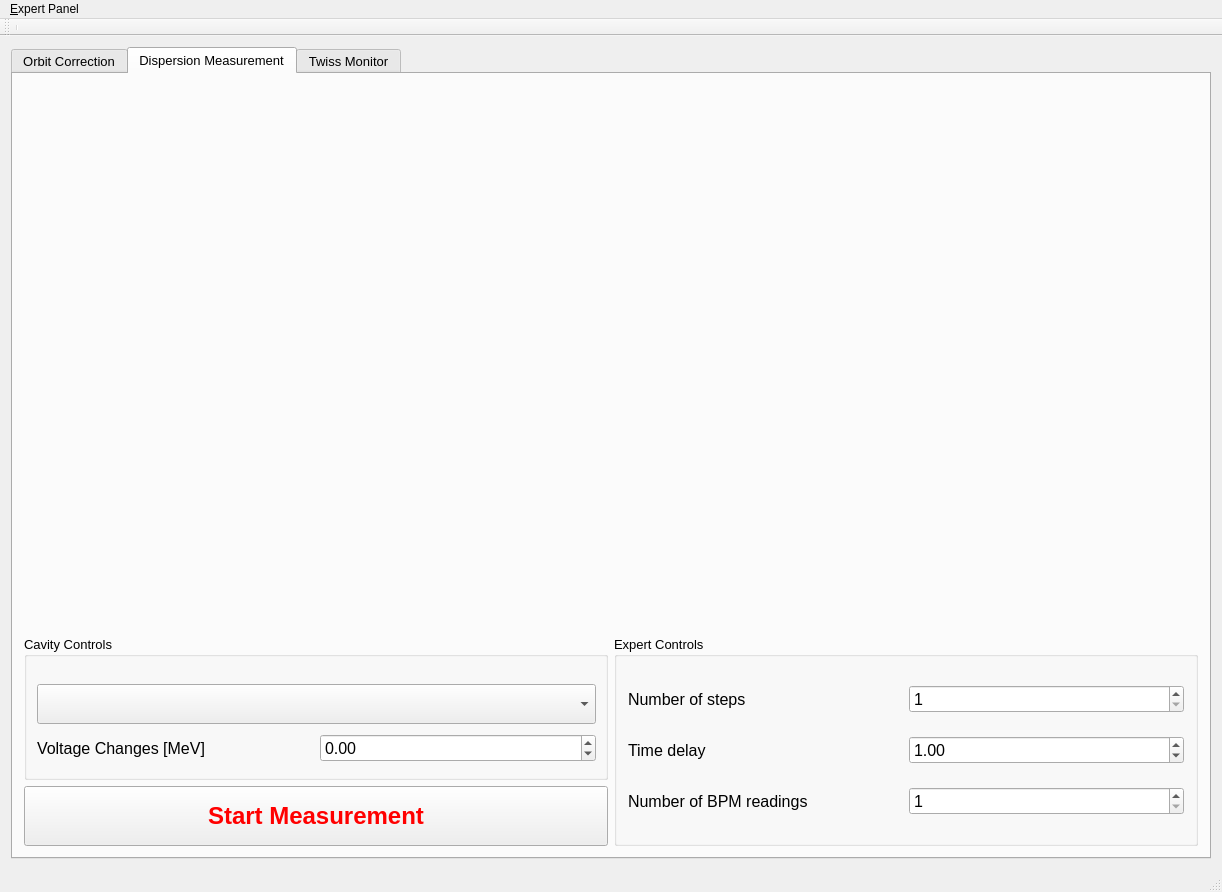
This is gui/UImanul2.ui in sergey-tomin/manul as Qt 5 draws it before an edit. The edited form follows.
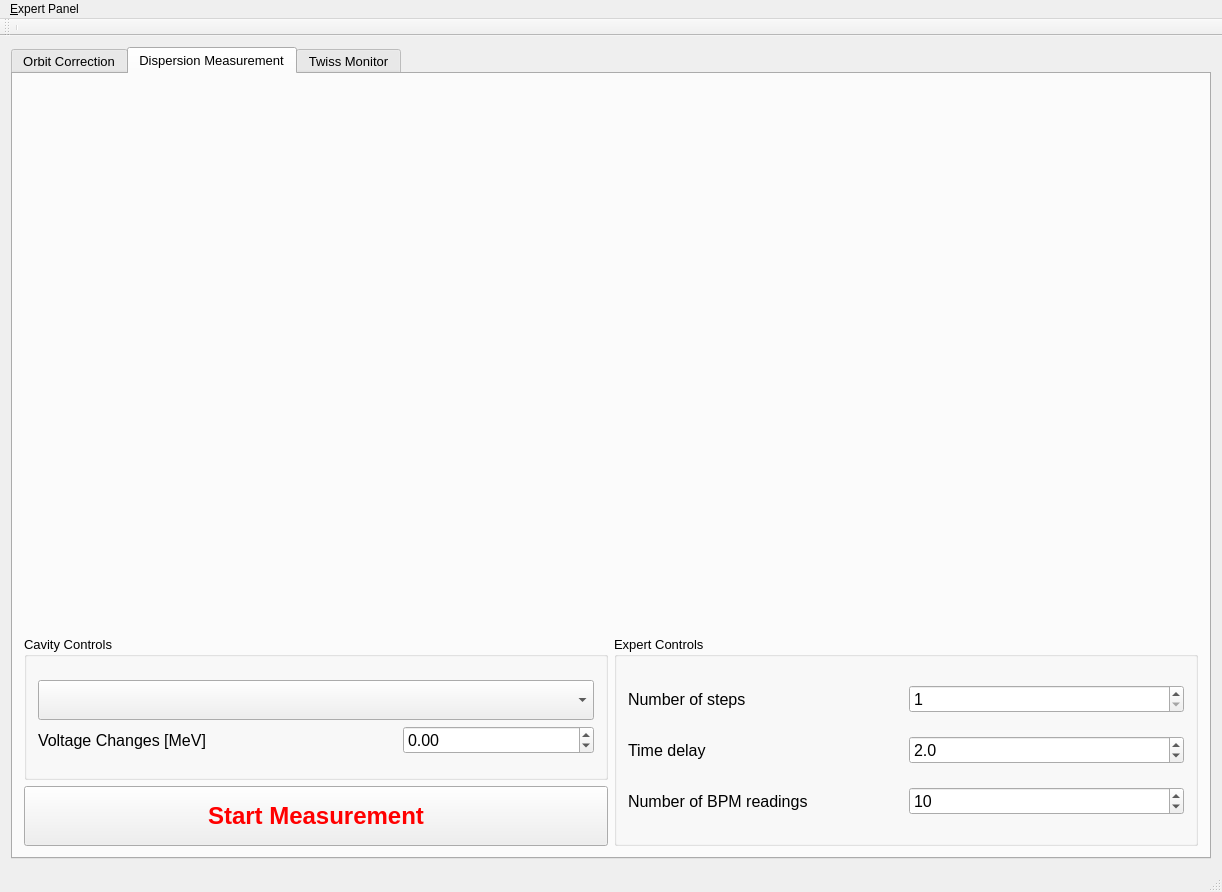
This is the edited form. The open tabs and pages were chosen to show the change.

What changed in the file:
```diff
--- a/gui/UImanul2.ui
+++ b/gui/UImanul2.ui
@@ -775,6 +775,12 @@
           </item>
           <item row="2" column="0">
            <widget class="QGroupBox" name="groupBox_8">
+            <property name="sizePolicy">
+             <sizepolicy hsizetype="Expanding" vsizetype="Preferred">
+              <horstretch>0</horstretch>
+              <verstretch>0</verstretch>
+             </sizepolicy>
+            </property>
             <property name="minimumSize">
              <size>
               <width>0</width>
@@ -789,18 +795,17 @@
             <property name="title">
              <string>Cavity Controls</string>
             </property>
-            <widget class="QWidget" name="layoutWidget">
-             <property name="geometry">
-              <rect>
-               <x>2</x>
-               <y>33</y>
-               <width>581</width>
-               <height>110</height>
-              </rect>
-             </property>
+            <layout class="QGridLayout" name="gridLayout_3">
+             <item row="0" column="0">
              <layout class="QGridLayout" name="gridLayout_34">
               <item row="1" column="0">
                <widget class="QComboBox" name="cb_cav_list">
+                 <property name="sizePolicy">
+                  <sizepolicy hsizetype="Preferred" vsizetype="Fixed">
+                   <horstretch>0</horstretch>
+                   <verstretch>0</verstretch>
+                  </sizepolicy>
+                 </property>
                 <property name="minimumSize">
                  <size>
                   <width>0</width>
@@ -828,8 +833,27 @@
                   </property>
                  </widget>
                 </item>
+                 <item>
+                  <spacer name="horizontalSpacer">
+                   <property name="orientation">
+                    <enum>Qt::Horizontal</enum>
+                   </property>
+                   <property name="sizeHint" stdset="0">
+                    <size>
+                     <width>40</width>
+                     <height>20</height>
+                    </size>
+                   </property>
+                  </spacer>
+                 </item>
                 <item>
                  <widget class="QDoubleSpinBox" name="sb_voltage">
+                   <property name="sizePolicy">
+                    <sizepolicy hsizetype="Expanding" vsizetype="Fixed">
+                     <horstretch>0</horstretch>
+                     <verstretch>0</verstretch>
+                    </sizepolicy>
+                   </property>
                   <property name="font">
                    <font>
                     <pointsize>12</pointsize>
@@ -855,7 +879,8 @@
                </layout>
               </item>
              </layout>
-            </widget>
+             </item>
+            </layout>
            </widget>
           </item>
           <item row="4" column="0" colspan="2">
@@ -886,6 +911,12 @@
           </item>
           <item row="2" column="1" rowspan="2">
            <widget class="QGroupBox" name="groupBox_7">
+            <property name="sizePolicy">
+             <sizepolicy hsizetype="Expanding" vsizetype="Preferred">
+              <horstretch>0</horstretch>
+              <verstretch>0</verstretch>
+             </sizepolicy>
+            </property>
             <property name="minimumSize">
              <size>
               <width>0</width>
@@ -971,6 +1002,9 @@
                  <property name="locale">
                   <locale language="English" country="UnitedStates"/>
                  </property>
+                 <property name="decimals">
+                  <number>1</number>
+                 </property>
                  <property name="minimum">
                   <double>0.000000000000000</double>
                  </property>
@@ -978,11 +1012,11 @@
                   <double>10.000000000000000</double>
                  </property>
                  <property name="singleStep">
-                  <double>5.000000000000000</double>
-                 </property>
-                 <property name="value">
                   <double>1.000000000000000</double>
                  </property>
+                 <property name="value">
+                  <double>2.000000000000000</double>
+                 </property>
                 </widget>
                </item>
               </layout>
@@ -1025,7 +1059,7 @@
                       <number>30</number>
                      </property>
                      <property name="value">
-                      <number>1</number>
+                      <number>10</number>
                      </property>
                     </widget>
                    </item>
```
Lines whose indentation alone changed are shown as unchanged.
